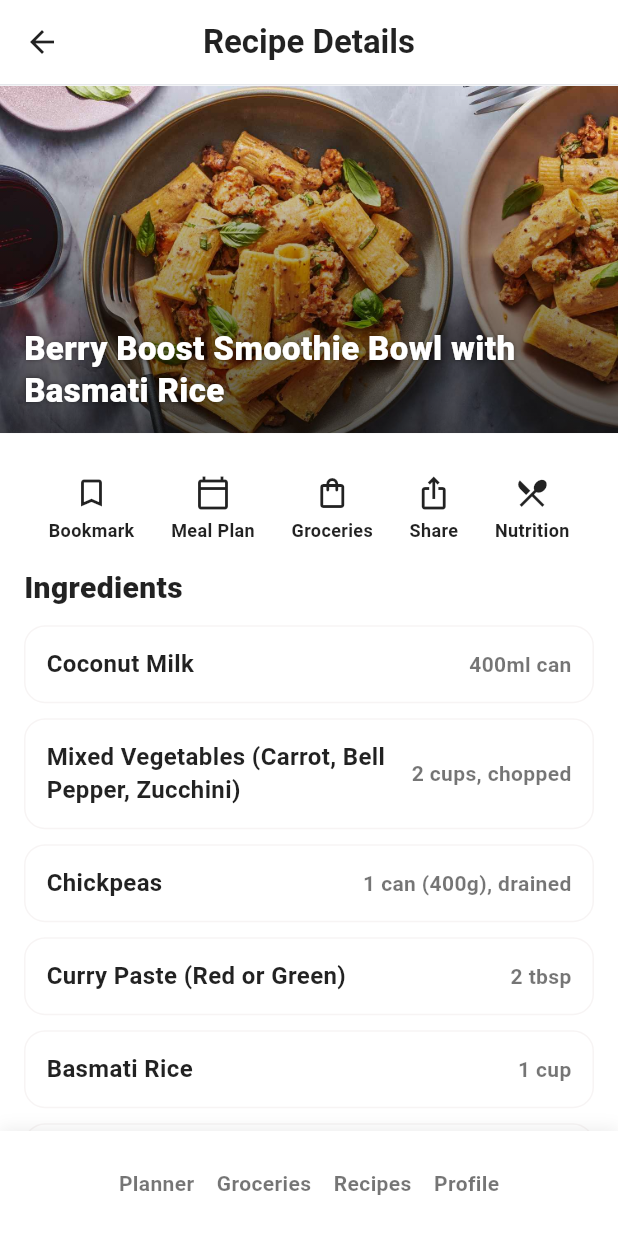
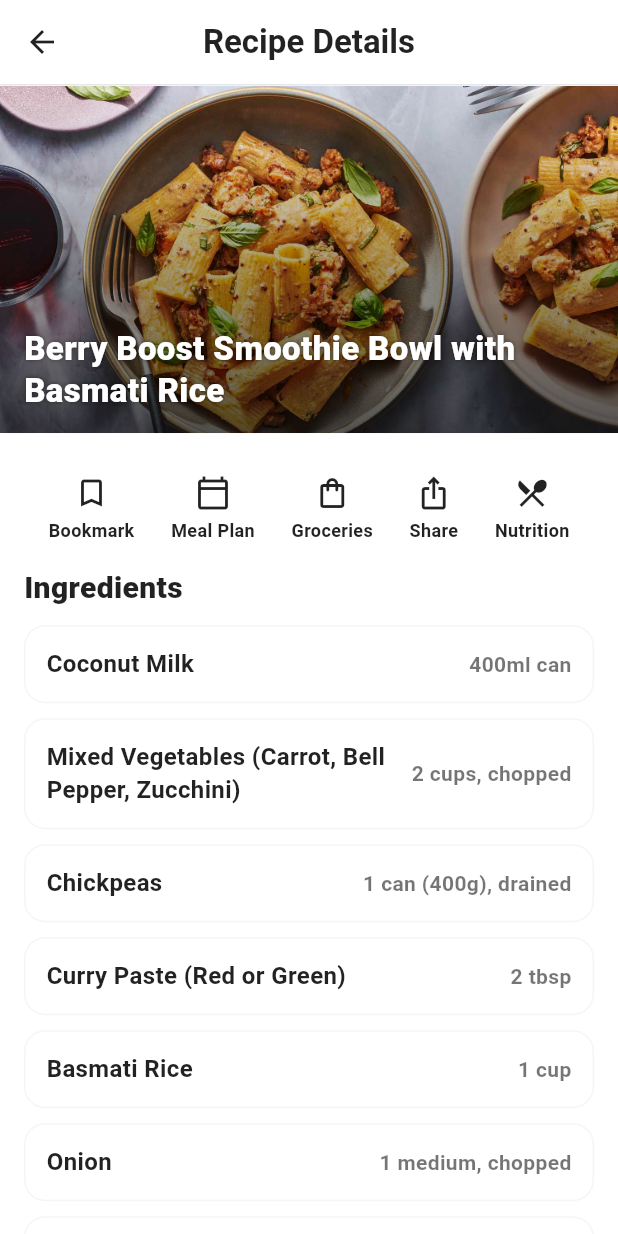
Before and after one commit to HuzaifaEjazDev/reciper_flow_techroz, a Flutter app: the screen it shows after launch, after a tap on "Berry Boost Smoothie Bowl", on a phone screen of 412 x 824 dp. Run offline on Flutter 3.47's test engine with Material 3 defaults, Android fonts, the phone set to English and light mode, and no system bars; our stand-ins replace image_picker.

Commit message:
MY Recipices Screens, Naviagtion Updates and other minor and major fixes....

```diff
--- a/lib/main.dart
+++ b/lib/main.dart
@@ -1,8 +1,9 @@
 import 'package:flutter/material.dart';
+import 'package:recipe_app/viewmodels/user/home_view_model.dart';
+import 'package:recipe_app/viewmodels/user/meal_planner_view_model.dart';
+import 'package:recipe_app/viewmodels/user/my_recipes_view_model.dart';
 import 'package:recipe_app/views/screens/main_screen.dart';
 import 'package:provider/provider.dart';
-import 'package:recipe_app/viewmodels/home_view_model.dart';
-import 'package:recipe_app/viewmodels/meal_planner_view_model.dart';
 import 'package:recipe_app/core/constants/app_colors.dart';
 
 void main() {
@@ -18,6 +19,7 @@ class MyApp extends StatelessWidget {
       providers: [
         ChangeNotifierProvider<HomeViewModel>(create: (_) => HomeViewModel()..loadInitial()),
         ChangeNotifierProvider<MealPlannerViewModel>(create: (_) => MealPlannerViewModel()..init()),
+        ChangeNotifierProvider<MyRecipesViewModel>(create: (_) => MyRecipesViewModel()),
       ],
       child: MaterialApp(
       title: 'Recipe App',
--- a/lib/viewmodels/create_new_recipe_view_model.dart
+++ b/lib/viewmodels/user/create_new_recipe_view_model.dart
@@ -1,6 +1,6 @@
 import 'package:flutter/foundation.dart';
 import 'package:flutter/material.dart';
-import 'package:recipe_app/models/user_recipe.dart';
+import 'package:recipe_app/models/user/user_recipe.dart';
 import 'package:image_picker/image_picker.dart';
 
 class CreateNewRecipeViewModel extends ChangeNotifier {
--- a/lib/viewmodels/home_view_model.dart
+++ b/lib/viewmodels/user/home_view_model.dart
@@ -1,5 +1,5 @@
 import 'package:flutter/foundation.dart';
-import 'package:recipe_app/models/dish.dart';
+import 'package:recipe_app/models/user/dish.dart';
 
 class HomeViewModel extends ChangeNotifier {
   List<Dish> _recommended = const <Dish>[];
--- a/lib/viewmodels/meal_planner_view_model.dart
+++ b/lib/viewmodels/user/meal_planner_view_model.dart
@@ -1,5 +1,5 @@
 import 'package:flutter/foundation.dart';
-import 'package:recipe_app/models/meal_plan.dart';
+import 'package:recipe_app/models/user/meal_plan.dart';
 
 class MealPlannerViewModel extends ChangeNotifier {
   final List<DayPlan> _plans = <DayPlan>[];
--- /dev/null
+++ b/lib/viewmodels/user/my_recipes_view_model.dart
@@ -0,0 +1,35 @@
+import 'package:flutter/material.dart';
+import 'package:recipe_app/models/user/user_recipe.dart';
+
+class MyRecipeCardData {
+  final String title;
+  final String imageAssetPath;
+  final int ingredientsCount;
+  final int stepsCount;
+  final UserRecipe? recipe;
+  MyRecipeCardData({
+    required this.title,
+    required this.imageAssetPath,
+    required this.ingredientsCount,
+    required this.stepsCount,
+    this.recipe,
+  });
+}
+
+class MyRecipesViewModel extends ChangeNotifier {
+  final List<MyRecipeCardData> _items = <MyRecipeCardData>[
+    MyRecipeCardData(title: 'Spicy Garlic\nNoodles', imageAssetPath: 'assets/images/easymakesnack1.jpg', ingredientsCount: 8, stepsCount: 5),
+    MyRecipeCardData(title: 'Healthy Vegan\nBowl', imageAssetPath: 'assets/images/quickweeknightmeals2.jpg', ingredientsCount: 12, stepsCount: 4),
+    MyRecipeCardData(title: 'Creamy Chicken\nCurry', imageAssetPath: 'assets/images/quickweeknightmeals1.jpg', ingredientsCount: 10, stepsCount: 6),
+    MyRecipeCardData(title: 'Morning Burrito\nBoost', imageAssetPath: 'assets/images/quickweeknightmeals3.jpg', ingredientsCount: 7, stepsCount: 3),
+    MyRecipeCardData(title: 'Lemon Herb\nSalmon', imageAssetPath: 'assets/images/easymakesnack2.jpg', ingredientsCount: 6, stepsCount: 4),
+    MyRecipeCardData(title: 'Classic Tomato\nSoup', imageAssetPath: 'assets/images/easymakesnack3.jpg', ingredientsCount: 5, stepsCount: 3),
+  ];
+
+  List<MyRecipeCardData> get items => List.unmodifiable(_items);
+
+  void add(MyRecipeCardData card) {
+    _items.add(card);
+    notifyListeners();
+  }
+}
--- a/lib/views/screens/add_recipe_by_user/create_new_recipe_screen.dart
+++ b/lib/views/screens/add_recipe_by_user/create_new_recipe_screen.dart
@@ -3,9 +3,9 @@ import 'dart:io';
 import 'package:flutter/material.dart';
 import 'package:provider/provider.dart';
 import 'package:recipe_app/core/constants/app_colors.dart';
-import 'package:recipe_app/viewmodels/create_new_recipe_view_model.dart';
-import 'package:recipe_app/viewmodels/my_recipes_view_model.dart';
-import 'package:recipe_app/models/user_recipe.dart';
+import 'package:recipe_app/viewmodels/user/create_new_recipe_view_model.dart';
+import 'package:recipe_app/viewmodels/user/my_recipes_view_model.dart';
+import 'package:recipe_app/models/user/user_recipe.dart';
 
 class CreateNewRecipeScreen extends StatelessWidget {
   final bool isEdit;
--- a/lib/views/screens/main_screen.dart
+++ b/lib/views/screens/main_screen.dart
@@ -3,6 +3,7 @@ import 'package:recipe_app/views/screens/tabs/home_screen.dart';
 import 'package:recipe_app/views/screens/tabs/meal_planner_screen.dart';
 import 'package:recipe_app/views/screens/tabs/groceries_screen.dart';
 import 'package:recipe_app/views/screens/tabs/profile_screen.dart';
+import 'package:recipe_app/views/screens/add_recipe_by_user/create_new_recipe_screen.dart';
 
 class MainScreen extends StatefulWidget {
   const MainScreen({super.key});
@@ -43,7 +44,8 @@ class _MainScreenState extends State<MainScreen> {
                 IconButton(
                   icon: const Icon(Icons.notifications_none),
                   color: Colors.black87,
-                  onPressed: () {},
+                  onPressed: () {
+                  },
                   tooltip: 'Notifications',
                 ),
                 const Padding(
@@ -61,6 +63,20 @@ class _MainScreenState extends State<MainScreen> {
         ),
       ),
       body: active.page,
+      floatingActionButton: _currentIndex == 0
+          ? FloatingActionButton(
+              onPressed: () {
+                Navigator.of(context).push(
+                  MaterialPageRoute(
+                    builder: (_) => const CreateNewRecipeScreen(),
+                  ),
+                );
+              },
+              backgroundColor: Colors.deepOrange,
+              child: const Icon(Icons.add, color: Colors.white),
+              tooltip: 'Add Recipe',
+            )
+          : null,
       bottomNavigationBar: Column(
         mainAxisSize: MainAxisSize.min,
         children: [
--- a/lib/views/screens/recipe_details_screen.dart
+++ b/lib/views/screens/recipe_details_screen.dart
@@ -74,7 +74,6 @@ class RecipeDetailsScreen extends StatelessWidget {
                 ),
               ),
             ),
-            const _BottomNavShadowSpacer(),
           ],
         ),
       ),
@@ -272,29 +271,4 @@ class _StepCard extends StatelessWidget {
   }
 }
 
-class _BottomNavShadowSpacer extends StatelessWidget {
-  const _BottomNavShadowSpacer();
-
-  @override
-  Widget build(BuildContext context) {
-    return Container(
-      height: 70,
-      decoration: const BoxDecoration(
-        color: Colors.white,
-        boxShadow: [
-          BoxShadow(
-            color: Color(0x11000000),
-            blurRadius: 8,
-            offset: Offset(0, -2),
-          ),
-        ],
-      ),
-      child: const Center(
-        child: Text(
-          'Planner    Groceries    Recipes    Profile',
-          style: TextStyle(color: Colors.black54, fontWeight: FontWeight.w600),
-        ),
-      ),
-    );
-  }
-}
+//
--- a/lib/views/screens/tabs/home_screen.dart
+++ b/lib/views/screens/tabs/home_screen.dart
@@ -1,8 +1,8 @@
 import 'package:flutter/material.dart';
 import 'package:provider/provider.dart';
 import 'package:recipe_app/views/screens/recipe_details_screen.dart';
-import 'package:recipe_app/viewmodels/home_view_model.dart';
-import 'package:recipe_app/models/dish.dart';
+import 'package:recipe_app/viewmodels/user/home_view_model.dart';
+import 'package:recipe_app/models/user/dish.dart';
 
 class HomeScreen extends StatelessWidget {
   const HomeScreen({super.key});
@@ -178,7 +178,18 @@ class _SmallDishCard extends StatelessWidget {
   @override
   Widget build(BuildContext context) {
     const double cardHeight = 150;
-    return Container(
+    return GestureDetector(
+      onTap: () {
+        Navigator.of(context).push(
+          MaterialPageRoute(
+            builder: (_) => RecipeDetailsScreen(
+              title: title,
+              imageAssetPath: imageAssetPath,
+            ),
+          ),
+        );
+      },
+      child: Container(
       width: 180,
       height: cardHeight,
       decoration: BoxDecoration(
@@ -243,6 +254,7 @@ class _SmallDishCard extends StatelessWidget {
             ),
           ),
         ],
+      ),
       ),
     );
   }
--- a/lib/views/screens/tabs/meal_planner_screen.dart
+++ b/lib/views/screens/tabs/meal_planner_screen.dart
@@ -1,7 +1,7 @@
 import 'package:flutter/material.dart';
 import 'package:provider/provider.dart';
-import 'package:recipe_app/models/meal_plan.dart';
-import 'package:recipe_app/viewmodels/meal_planner_view_model.dart';
+import 'package:recipe_app/models/user/meal_plan.dart';
+import 'package:recipe_app/viewmodels/user/meal_planner_view_model.dart';
 
 class MealPlannerScreen extends StatefulWidget {
   const MealPlannerScreen({super.key});
```
Also changed, not shown: lib/models/user/user_recipe.dart (added, +26 -0 lines), lib/views/screens/add_recipe_by_user/my_recipes_screen.dart (added, +173 -0 lines), lib/views/screens/tabs/profile_screen.dart (+9 -4 lines), lib/models/user/dish.dart (renamed from lib/models/dish.dart), lib/models/user/meal_plan.dart (renamed from lib/models/meal_plan.dart).
